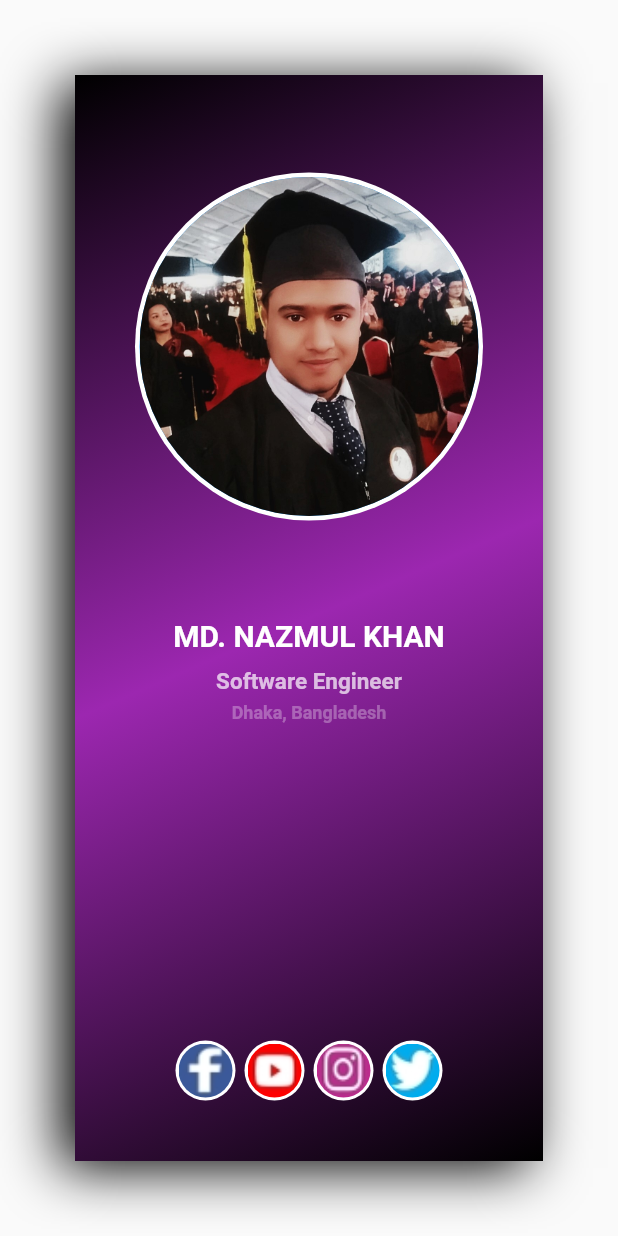
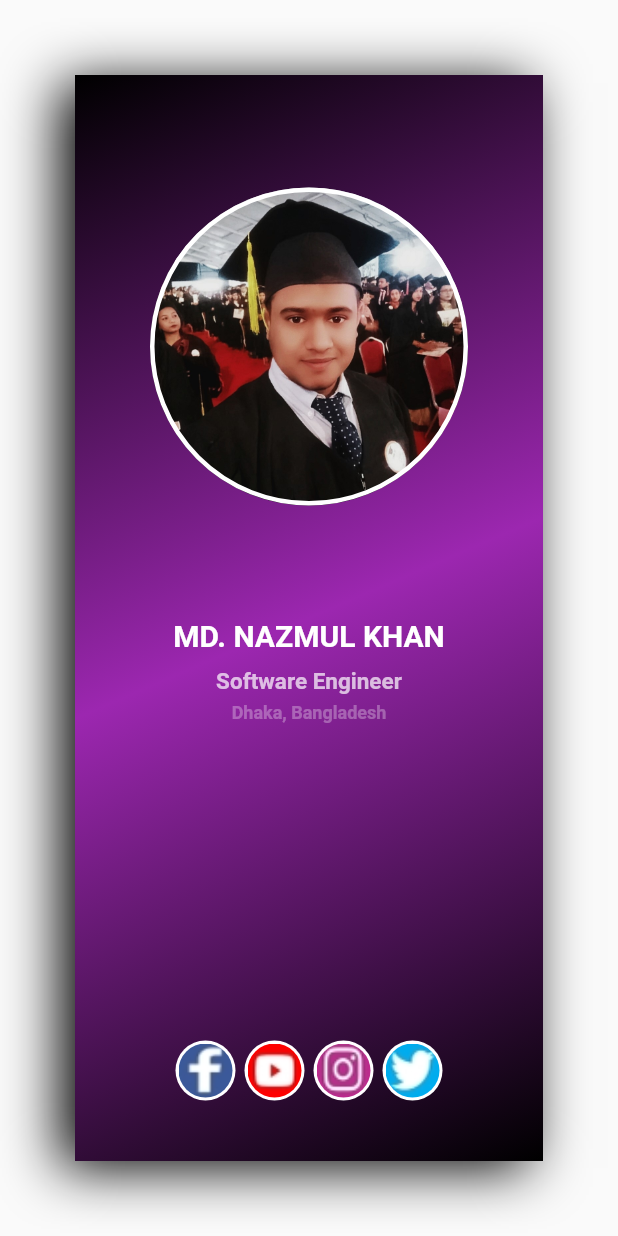
Before and after one commit to project-nazmul/Visiting-Card-Design, a Flutter app: the screen it shows after launch, on a phone screen of 412 x 824 dp. Run offline on Flutter 3.47's test engine with Material 2 defaults, Android fonts, the phone set to English and light mode, and no system bars.

Commit message:
Reduced design code

```diff
--- a/lib/widget/profile_picture.dart
+++ b/lib/widget/profile_picture.dart
@@ -6,22 +6,14 @@ class ProfilePicture extends StatelessWidget {
   @override
   Widget build(BuildContext context) {
     return Container(
-      padding: const EdgeInsets.all(3),
-      margin: const EdgeInsets.all(40),
-        decoration: const BoxDecoration(
-            color: Colors.white,
-            shape: BoxShape.circle
-        ),
+      decoration:  BoxDecoration(
+        image: const DecorationImage(fit:BoxFit.cover,image: AssetImage('image/n6.jpg')),
+        color: Colors.blue,
+        shape: BoxShape.circle,
+        border: Border.all(width: 3,color: Colors.white)
+      ),
 
-      child: Container(
-        decoration: const BoxDecoration(
-          image: DecorationImage(fit:BoxFit.cover,image: AssetImage('image/n6.jpg')),
-          color: Colors.blue,
-          shape: BoxShape.circle
-        ),
-
-        padding: const EdgeInsets.all(25),
-      )
+      margin: const EdgeInsets.all(50),
     );
   }
 }
```
